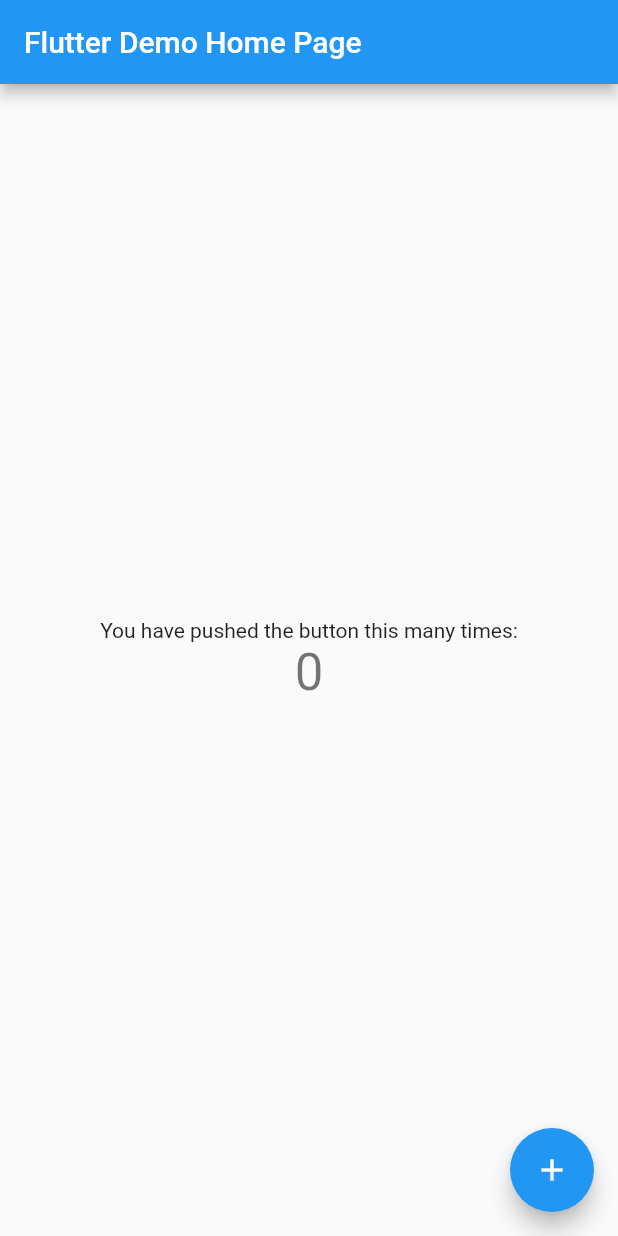
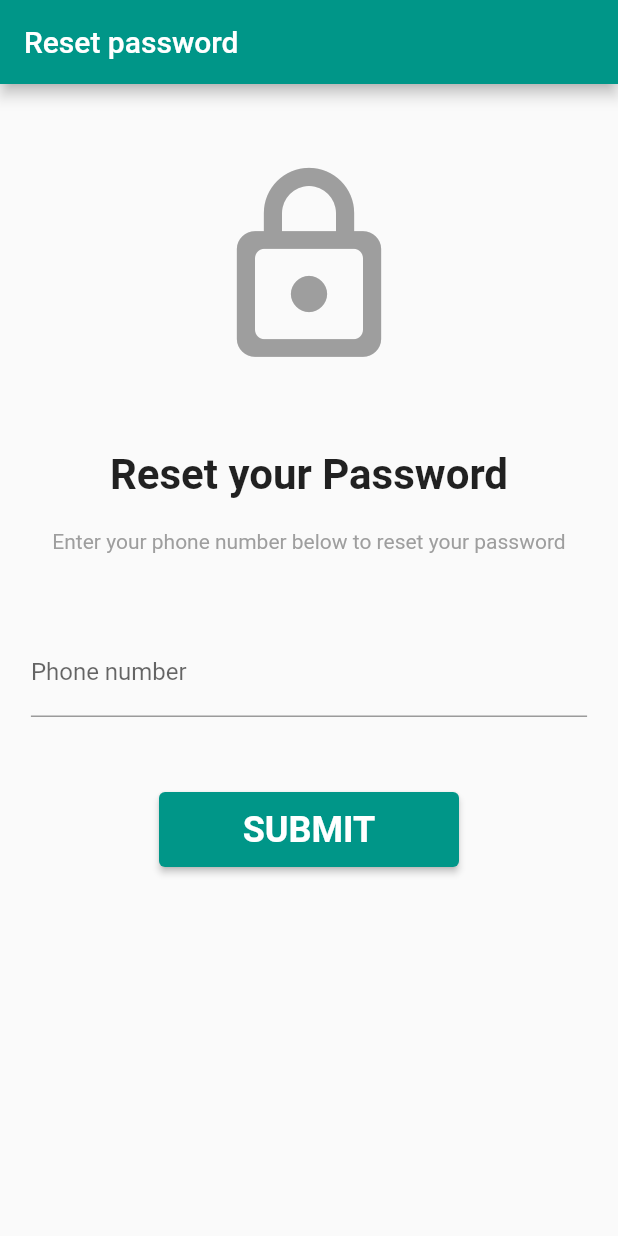
Before and after one commit to devSomethingSomething/help_for_hire_flutter_app, a Flutter app: the screen it shows after launch, on a phone screen of 412 x 824 dp. Run offline on Flutter 3.47's test engine with Material 2 defaults, Android fonts, the phone set to English and light mode, and no system bars.

Commit message:
Create initial reset password page

```diff
--- a/lib/main.dart
+++ b/lib/main.dart
@@ -1,115 +1,118 @@
 import 'package:flutter/material.dart';
 
 void main() {
-  runApp(const MyApp());
+  runApp(
+    MaterialApp(
+      debugShowCheckedModeBanner: false,
+      home: const ResetPasswordPage(),
+      theme: ThemeData(
+        colorScheme: ColorScheme.fromSwatch().copyWith(
+          secondary: Colors.teal,
+        ),
+      ),
+    ),
+  );
 }
 
-class MyApp extends StatelessWidget {
-  const MyApp({Key? key}) : super(key: key);
+class ResetPasswordPage extends StatefulWidget {
+  const ResetPasswordPage({
+    Key? key,
+  }) : super(key: key);
 
-  // This widget is the root of your application.
+  @override
+  _ResetPasswordPageState createState() => _ResetPasswordPageState();
+}
+
+class _ResetPasswordPageState extends State<ResetPasswordPage> {
   @override
   Widget build(BuildContext context) {
-    return MaterialApp(
-      title: 'Flutter Demo',
-      theme: ThemeData(
-        // This is the theme of your application.
-        //
-        // Try running your application with "flutter run". You'll see the
-        // application has a blue toolbar. Then, without quitting the app, try
-        // changing the primarySwatch below to Colors.green and then invoke
-        // "hot reload" (press "r" in the console where you ran "flutter run",
-        // or simply save your changes to "hot reload" in a Flutter IDE).
-        // Notice that the counter didn't reset back to zero; the application
-        // is not restarted.
-        primarySwatch: Colors.blue,
-      ),
-      home: const MyHomePage(title: 'Flutter Demo Home Page'),
-    );
-  }
-}
-
-class MyHomePage extends StatefulWidget {
-  const MyHomePage({Key? key, required this.title}) : super(key: key);
-
-  // This widget is the home page of your application. It is stateful, meaning
-  // that it has a State object (defined below) that contains fields that affect
-  // how it looks.
-
-  // This class is the configuration for the state. It holds the values (in this
-  // case the title) provided by the parent (in this case the App widget) and
-  // used by the build method of the State. Fields in a Widget subclass are
-  // always marked "final".
-
-  final String title;
-
-  @override
-  State<MyHomePage> createState() => _MyHomePageState();
-}
-
-class _MyHomePageState extends State<MyHomePage> {
-  int _counter = 0;
-
-  void _incrementCounter() {
-    setState(() {
-      // This call to setState tells the Flutter framework that something has
-      // changed in this State, which causes it to rerun the build method below
-      // so that the display can reflect the updated values. If we changed
-      // _counter without calling setState(), then the build method would not be
-      // called again, and so nothing would appear to happen.
-      _counter++;
-    });
-  }
-
-  @override
-  Widget build(BuildContext context) {
-    // This method is rerun every time setState is called, for instance as done
-    // by the _incrementCounter method above.
-    //
-    // The Flutter framework has been optimized to make rerunning build methods
-    // fast, so that you can just rebuild anything that needs updating rather
-    // than having to individually change instances of widgets.
     return Scaffold(
       appBar: AppBar(
-        // Here we take the value from the MyHomePage object that was created by
-        // the App.build method, and use it to set our appbar title.
-        title: Text(widget.title),
+        backgroundColor: Colors.teal,
+        title: const Text(
+          'Reset password',
         ),
-      body: Center(
-        // Center is a layout widget. It takes a single child and positions it
-        // in the middle of the parent.
+      ),
+      body: SingleChildScrollView(
+        child: Center(
           child: Column(
-          // Column is also a layout widget. It takes a list of children and
-          // arranges them vertically. By default, it sizes itself to fit its
-          // children horizontally, and tries to be as tall as its parent.
-          //
-          // Invoke "debug painting" (press "p" in the console, choose the
-          // "Toggle Debug Paint" action from the Flutter Inspector in Android
-          // Studio, or the "Toggle Debug Paint" command in Visual Studio Code)
-          // to see the wireframe for each widget.
-          //
-          // Column has various properties to control how it sizes itself and
-          // how it positions its children. Here we use mainAxisAlignment to
-          // center the children vertically; the main axis here is the vertical
-          // axis because Columns are vertical (the cross axis would be
-          // horizontal).
-          mainAxisAlignment: MainAxisAlignment.center,
-          children: <Widget>[
+            children: [
+              const SizedBox(
+                height: 50,
+              ),
+              const Icon(
+                Icons.lock_outline_rounded,
+                color: Colors.grey,
+                size: 144.0,
+              ),
+              const SizedBox(
+                height: 50,
+              ),
               const Text(
-              'You have pushed the button this many times:',
+                'Reset your Password',
+                style: TextStyle(
+                  fontSize: 28,
+                  fontWeight: FontWeight.bold,
                 ),
-            Text(
-              '$_counter',
-              style: Theme.of(context).textTheme.headline4,
+              ),
+              const SizedBox(
+                height: 20,
+              ),
+              const Text(
+                'Enter your phone number below to reset your password',
+                style: TextStyle(
+                  color: Colors.grey,
+                ),
+              ),
+              const SizedBox(
+                height: 50,
+              ),
+              SizedBox(
+                width: MediaQuery.of(context).size.width * 0.90,
+                child: const TextField(
+                  cursorColor: Colors.teal,
+                  decoration: InputDecoration(
+                    focusedBorder: UnderlineInputBorder(
+                      borderSide: BorderSide(
+                        color: Colors.teal,
+                      ),
+                    ),
+                    label: Text(
+                      'Phone number',
+                    ),
+                    floatingLabelStyle: TextStyle(
+                      color: Colors.teal,
+                    ),
+                  ),
+                ),
+              ),
+              const SizedBox(
+                height: 50,
+              ),
+              SizedBox(
+                width: 200,
+                height: 50,
+                child: ElevatedButton(
+                  child: const Text(
+                    'SUBMIT',
+                    style: TextStyle(
+                      color: Colors.white,
+                      fontSize: 24,
+                      fontWeight: FontWeight.bold,
+                    ),
+                  ),
+                  onPressed: () {},
+                  style: ButtonStyle(
+                    backgroundColor: MaterialStateProperty.all<Color>(
+                      Colors.teal,
+                    ),
+                  ),
+                ),
               ),
             ],
           ),
         ),
-      floatingActionButton: FloatingActionButton(
-        onPressed: _incrementCounter,
-        tooltip: 'Increment',
-        child: const Icon(Icons.add),
-      ), // This trailing comma makes auto-formatting nicer for build methods.
+      ),
     );
   }
 }
```
Lines whose indentation alone changed are shown as unchanged.
